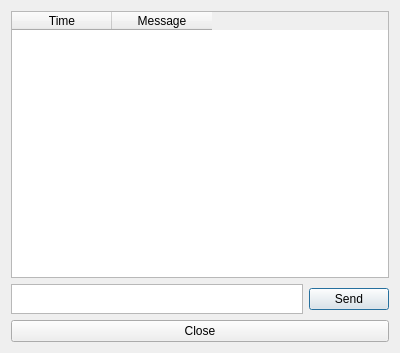
Above: src/topicdialog.ui from leSamo/ICP before the change. Below: the same form after it.
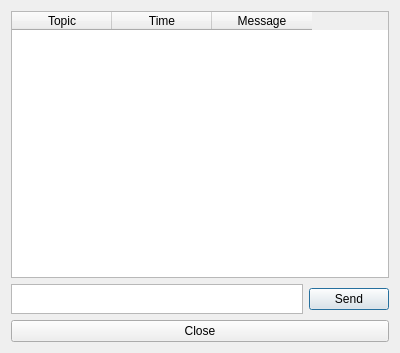
That is the form after the change.

Commit message: Allow double click on supertopic

Patch:
```diff
--- a/src/topicdialog.ui
+++ b/src/topicdialog.ui
@@ -54,6 +54,11 @@
        <height>240</height>
       </size>
      </property>
+     <column>
+      <property name="text">
+       <string>Topic</string>
+      </property>
+     </column>
      <column>
       <property name="text">
        <string>Time</string>
```
Lines whose indentation alone changed are shown as unchanged. The commit also changes 2 other files.
